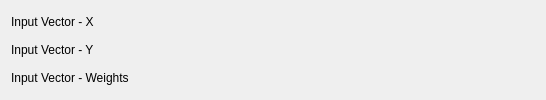
Before: the Qt Designer form src/plugins/fits/exponential_weighted/fitexponential_weightedconfig.ui in Kst-plot/kst, drawn with Qt 5.
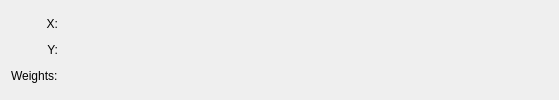
After: the same form once the commit is applied. Custom widgets are drawn as their Qt base class.

What changed in the file:
```diff
--- a/src/plugins/fits/exponential_weighted/fitexponential_weightedconfig.ui
+++ b/src/plugins/fits/exponential_weighted/fitexponential_weightedconfig.ui
@@ -1,97 +1,93 @@
 <ui version="4.0" >
  <class>FitExponential_WeightedConfig</class>
- <widget class="QWidget" name="FitExponential_WeightedConfig" >
-  <property name="geometry" >
+ <widget class="QWidget" name="FitExponential_WeightedConfig">
+  <property name="geometry">
    <rect>
     <x>0</x>
     <y>0</y>
-    <width>544</width>
+    <width>559</width>
     <height>100</height>
    </rect>
   </property>
-  <layout class="QVBoxLayout" name="verticalLayout" >
-   <item>
-    <layout class="QHBoxLayout" name="horizontalLayout_2" >
-     <item>
-      <widget class="QLabel" name="label_4" >
-       <property name="sizePolicy" >
-        <sizepolicy vsizetype="Fixed" hsizetype="Fixed" >
+  <layout class="QGridLayout" name="gridLayout">
+   <item row="0" column="0">
+    <widget class="QLabel" name="label_4">
+     <property name="sizePolicy">
+      <sizepolicy hsizetype="Preferred" vsizetype="Fixed">
          <horstretch>0</horstretch>
          <verstretch>0</verstretch>
         </sizepolicy>
        </property>
-       <property name="text" >
-        <string>Input Vector - X</string>
-       </property>
-       <property name="wordWrap" >
+     <property name="text">
+      <string>X:</string>
+     </property>
+     <property name="alignment">
+      <set>Qt::AlignRight|Qt::AlignTrailing|Qt::AlignVCenter</set>
+     </property>
+     <property name="wordWrap">
         <bool>false</bool>
        </property>
       </widget>
      </item>
-     <item>
-      <widget class="Kst::VectorSelector" native="1" name="_vectorX" >
-       <property name="sizePolicy" >
-        <sizepolicy vsizetype="Preferred" hsizetype="Expanding" >
+   <item row="0" column="1">
+    <widget class="Kst::VectorSelector" name="_vectorX" native="true">
+     <property name="sizePolicy">
+      <sizepolicy hsizetype="Expanding" vsizetype="Preferred">
          <horstretch>0</horstretch>
          <verstretch>0</verstretch>
         </sizepolicy>
        </property>
       </widget>
      </item>
-    </layout>
-   </item>
-   <item>
-    <layout class="QHBoxLayout" name="horizontalLayout" >
-     <item>
-      <widget class="QLabel" name="label_3" >
-       <property name="sizePolicy" >
-        <sizepolicy vsizetype="Fixed" hsizetype="Fixed" >
+   <item row="1" column="0">
+    <widget class="QLabel" name="label_3">
+     <property name="sizePolicy">
+      <sizepolicy hsizetype="Preferred" vsizetype="Fixed">
          <horstretch>0</horstretch>
          <verstretch>0</verstretch>
         </sizepolicy>
        </property>
-       <property name="text" >
-        <string>Input Vector - Y</string>
-       </property>
-       <property name="wordWrap" >
+     <property name="text">
+      <string>Y:</string>
+     </property>
+     <property name="alignment">
+      <set>Qt::AlignRight|Qt::AlignTrailing|Qt::AlignVCenter</set>
+     </property>
+     <property name="wordWrap">
         <bool>false</bool>
        </property>
       </widget>
      </item>
-     <item>
-      <widget class="Kst::VectorSelector" native="1" name="_vectorY" >
-       <property name="sizePolicy" >
-        <sizepolicy vsizetype="Preferred" hsizetype="Expanding" >
+   <item row="1" column="1">
+    <widget class="Kst::VectorSelector" name="_vectorY" native="true">
+     <property name="sizePolicy">
+      <sizepolicy hsizetype="Expanding" vsizetype="Preferred">
          <horstretch>0</horstretch>
          <verstretch>0</verstretch>
         </sizepolicy>
        </property>
       </widget>
      </item>
-    </layout>
-   </item>
-   <item>
-    <layout class="QHBoxLayout" name="horizontalLayout_3" >
-     <item>
-      <widget class="QLabel" name="label_5" >
-       <property name="sizePolicy" >
-        <sizepolicy vsizetype="Fixed" hsizetype="Fixed" >
+   <item row="2" column="0">
+    <widget class="QLabel" name="label_5">
+     <property name="sizePolicy">
+      <sizepolicy hsizetype="Fixed" vsizetype="Fixed">
          <horstretch>0</horstretch>
          <verstretch>0</verstretch>
         </sizepolicy>
        </property>
-       <property name="text" >
-        <string>Input Vector - Weights</string>
-       </property>
-       <property name="wordWrap" >
+     <property name="text">
+      <string>Weights:</string>
+     </property>
+     <property name="wordWrap">
         <bool>false</bool>
        </property>
       </widget>
      </item>
-     <item>
-      <widget class="Kst::VectorSelector" native="1" name="_vectorWeights" >
-       <property name="sizePolicy" >
-        <sizepolicy vsizetype="Preferred" hsizetype="Expanding" >
+   <item row="2" column="1">
+    <widget class="Kst::VectorSelector" name="_vectorWeights" native="true">
+     <property name="sizePolicy">
+      <sizepolicy hsizetype="Expanding" vsizetype="Preferred">
          <horstretch>0</horstretch>
          <verstretch>0</verstretch>
         </sizepolicy>
@@ -105,10 +101,8 @@
       </widget>
      </item>
     </layout>
-   </item>
-  </layout>
  </widget>
- <layoutdefault spacing="6" margin="11" />
+ <layoutdefault spacing="6" margin="11"/>
  <customwidgets>
   <customwidget>
    <class>Kst::VectorSelector</class>
```
Left out of the diff: 5 changed lines with no effect on the pictures. Lines whose indentation alone changed are shown as unchanged.
